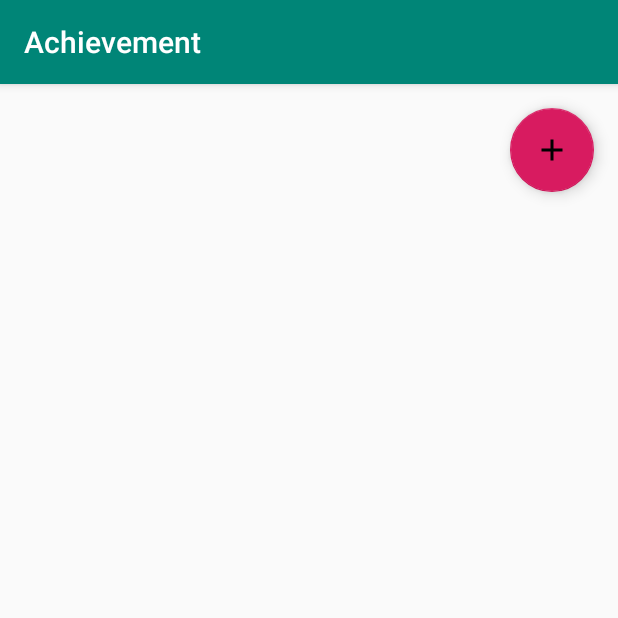
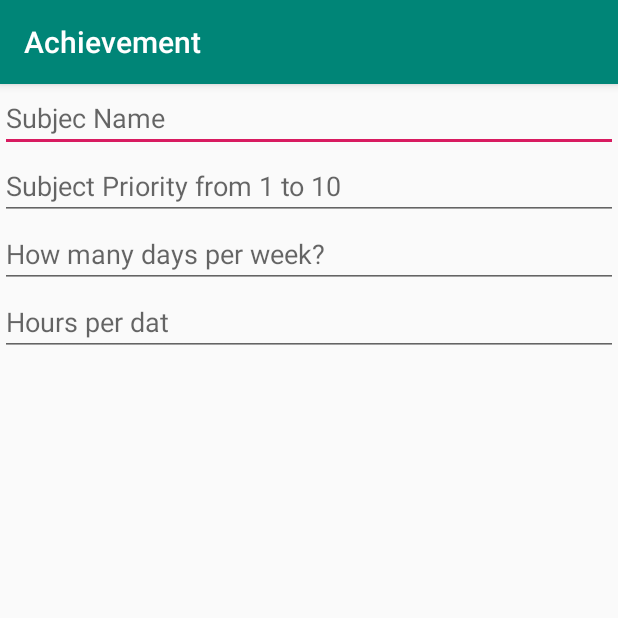
Before and after one commit to fatemeh123/Achievement1, an Android app: the screen it shows after launch (MenuActivity), on a phone screen of 412 x 824 dp, the top half of it. Run offline under Robolectric (Android 15) with nearby library versions, the phone set to English and light mode, and no system bars.

Commit message:
frament one completed

```diff
--- a/app/src/main/java/com/example/hero/achievement/FirstclickAddFragment.java
+++ b/app/src/main/java/com/example/hero/achievement/FirstclickAddFragment.java
@@ -8,6 +8,7 @@ import android.support.v4.app.Fragment;
 import android.view.LayoutInflater;
 import android.view.View;
 import android.view.ViewGroup;
+import android.widget.EditText;
 
 
 /**
@@ -27,6 +28,11 @@ public class FirstclickAddFragment extends Fragment {
         // Inflate the layout for this fragment
         //code hamoono inja neminevisim
         View v = inflater.inflate(R.layout.fragment_firstclick_add, container, false);
+        EditText subjectName=v.findViewById(R.id.edt_firstClickFragment_subjName);
+        EditText subjectPriority=v.findViewById(R.id.edt_firstClickFragment_subjPriority);
+        EditText perWeek=v.findViewById(R.id.edt_firstClickFragment_dayPerWeek);
+        EditText perDay=v.findViewById(R.id.edt_firstClickFragment_hourPerDay);
+
         return v;
     }
 /*
@@ -35,5 +41,6 @@ code hamoono inja minevisim
     @Override
     public void onViewCreated(@NonNull View view, @Nullable Bundle savedInstanceState) {
         super.onViewCreated(view, savedInstanceState);
+
     }
 }
--- a/app/src/main/res/layout/activity_menu.xml
+++ b/app/src/main/res/layout/activity_menu.xml
@@ -10,6 +10,11 @@
         android:layout_height="wrap_content"
         android:orientation="vertical">
 
+        <fragment
+            class="com.example.hero.achievement.FirstclickAddFragment"
+            android:id="@+id/firstClickFragment"
+            android:layout_width="match_parent"
+            android:layout_height="match_parent"></fragment>
 
         <android.support.design.widget.FloatingActionButton
             android:id="@+id/fab"
--- a/app/src/main/res/layout/fragment_firstclick_add.xml
+++ b/app/src/main/res/layout/fragment_firstclick_add.xml
@@ -3,12 +3,33 @@
     xmlns:tools="http://schemas.android.com/tools"
     android:layout_width="match_parent"
     android:layout_height="match_parent"
-    tools:context=".FirstclickAddFragment">
+    tools:context=".FirstclickAddFragment"
+    android:orientation="vertical">
 
     <!-- TODO: Update blank fragment layout -->
-    <TextView
+    <EditText
+        android:id="@+id/edt_firstClickFragment_subjName"
         android:layout_width="match_parent"
         android:layout_height="wrap_content"
-        android:text="@string/hello_blank_fragment" />
+        android:hint= "Subjec Name " />
+    <EditText
+        android:id="@+id/edt_firstClickFragment_subjPriority"
+        android:layout_width="match_parent"
+        android:layout_height="wrap_content"
+        android:hint= "Subject Priority from 1 to 10" />
+
+    <EditText
+        android:id="@+id/edt_firstClickFragment_dayPerWeek"
+        android:layout_width="match_parent"
+        android:layout_height="wrap_content"
+        android:hint= "How many days per week?" />
+
+    <EditText
+        android:id="@+id/edt_firstClickFragment_hourPerDay"
+        android:layout_width="match_parent"
+        android:layout_height="wrap_content"
+        android:hint= "Hours per dat " />
+
+
 
 </LinearLayout>
```
